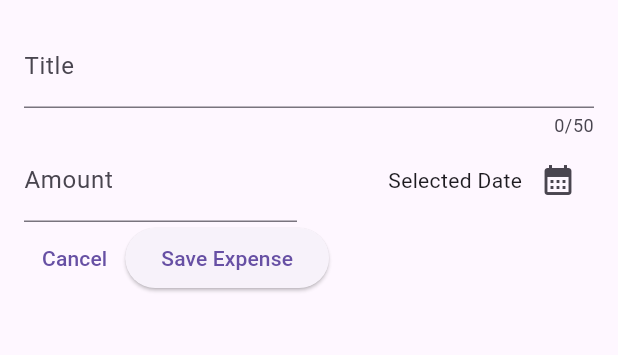
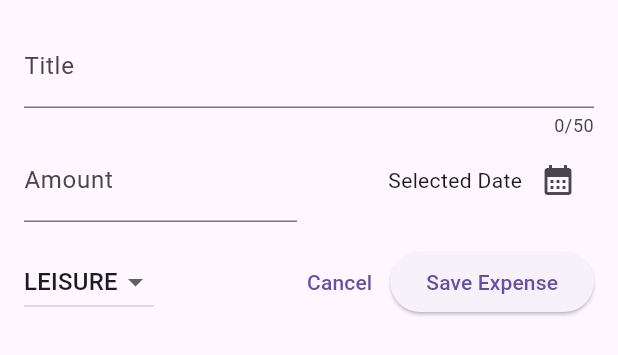
Before and after one commit to munirapp/max-miller-flutter, a Flutter app: the NewExpense widget shown alone on an empty page, opened directly, on a phone screen of 412 x 824 dp. Shown: the top 355 px of the screen. Run offline on Flutter 3.47's test engine with Material 3 defaults, Android fonts, the phone set to English and light mode, and no system bars; our stand-ins replace google_fonts.

Commit message:
chore: add category dropdown example

```diff
--- a/expense_tracker/lib/widgets/new_expense.dart
+++ b/expense_tracker/lib/widgets/new_expense.dart
@@ -1,5 +1,6 @@
 import 'package:flutter/material.dart';
 import 'package:intl/intl.dart';
+import 'package:expense_tracker/models/expense.dart';
 
 final formatter = DateFormat.yMd();
 
@@ -16,6 +17,7 @@
   final _titleController = TextEditingController();
   final _amountController = TextEditingController();
   DateTime? _selectedDate;
+  Category _selectedCategory = Category.leisure;
 
   void _presentDatePicker() async {
     final now = DateTime.now();
@@ -80,8 +82,29 @@
               ),
             ],
           ),
+          const SizedBox(height: 16),
           Row(
             children: [
+              DropdownButton(
+                value: _selectedCategory,
+                items: Category.values
+                    .map(
+                      (category) => DropdownMenuItem(
+                        value: category,
+                        child: Text(category.name.toUpperCase()),
+                      ),
+                    )
+                    .toList(),
+                onChanged: (value) {
+                  if (value == null) {
+                    return;
+                  }
+                  setState(() {
+                    _selectedCategory = value;
+                  });
+                },
+              ),
+              const Spacer(),
               TextButton(
                 onPressed: () {
                   Navigator.pop(context);
```
